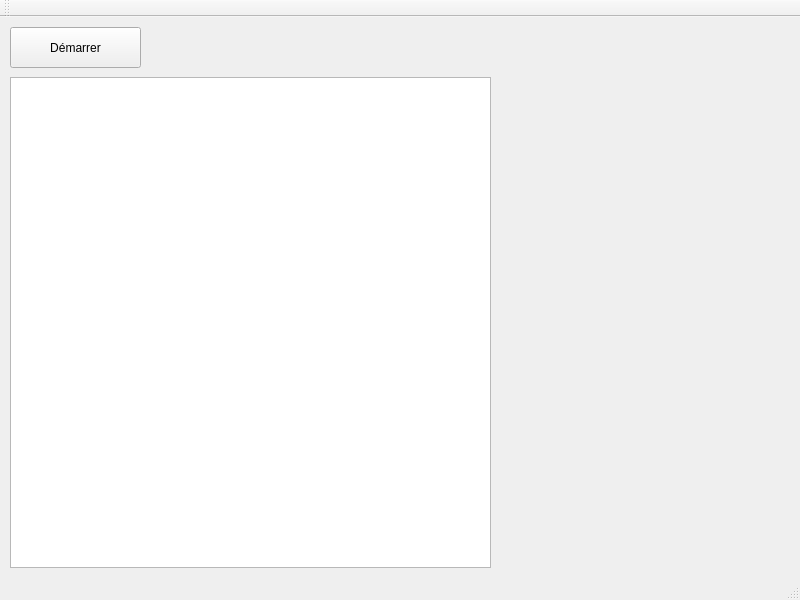
Above: chatplusserver.ui from emilie317/cll12-ChatPlusServer before the change. Below: the same form after it.
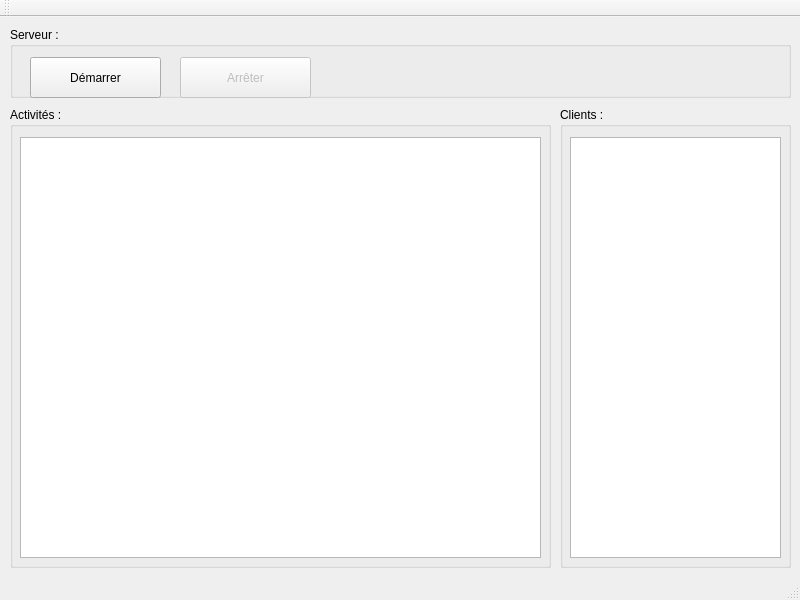
That is the form after the change.

Patch:
```diff
--- a/chatplusserver.ui
+++ b/chatplusserver.ui
@@ -14,28 +14,96 @@
    <string>ChatPlusServer</string>
   </property>
   <widget class="QWidget" name="centralWidget">
-   <widget class="QPushButton" name="btnDemarrer">
+   <widget class="QGroupBox" name="groupBox">
+    <property name="geometry">
+     <rect>
+      <x>560</x>
+      <y>90</y>
+      <width>231</width>
+      <height>461</height>
+     </rect>
+    </property>
+    <property name="title">
+     <string>Clients :</string>
+    </property>
+    <widget class="QListView" name="lsvClients">
+     <property name="geometry">
+      <rect>
+       <x>10</x>
+       <y>30</y>
+       <width>211</width>
+       <height>421</height>
+      </rect>
+     </property>
+    </widget>
+   </widget>
+   <widget class="QGroupBox" name="groupBox_2">
+    <property name="geometry">
+     <rect>
+      <x>10</x>
+      <y>90</y>
+      <width>541</width>
+      <height>461</height>
+     </rect>
+    </property>
+    <property name="title">
+     <string>Activités :</string>
+    </property>
+    <widget class="QTextEdit" name="txtActivites">
+     <property name="geometry">
+      <rect>
+       <x>10</x>
+       <y>30</y>
+       <width>521</width>
+       <height>421</height>
+      </rect>
+     </property>
+     <property name="readOnly">
+      <bool>true</bool>
+     </property>
+    </widget>
+   </widget>
+   <widget class="QGroupBox" name="groupBox_3">
     <property name="geometry">
      <rect>
       <x>10</x>
       <y>10</y>
-      <width>131</width>
-      <height>41</height>
+      <width>781</width>
+      <height>71</height>
      </rect>
     </property>
-    <property name="text">
-     <string>Démarrer</string>
+    <property name="title">
+     <string>Serveur :</string>
     </property>
-   </widget>
-   <widget class="QTextEdit" name="txtActivites">
-    <property name="geometry">
-     <rect>
-      <x>10</x>
-      <y>60</y>
-      <width>481</width>
-      <height>491</height>
-     </rect>
-    </property>
+    <widget class="QPushButton" name="btnDemarrer">
+     <property name="geometry">
+      <rect>
+       <x>20</x>
+       <y>30</y>
+       <width>131</width>
+       <height>41</height>
+      </rect>
+     </property>
+     <property name="text">
+      <string>Démarrer</string>
+     </property>
+    </widget>
+    <widget class="QPushButton" name="btnArreter">
+     <property name="enabled">
+      <bool>false</bool>
+     </property>
+     <property name="geometry">
+      <rect>
+       <x>170</x>
+       <y>30</y>
+       <width>131</width>
+       <height>41</height>
+      </rect>
+     </property>
+     <property name="text">
+      <string>Arrêter</string>
+     </property>
+    </widget>
    </widget>
   </widget>
   <widget class="QMenuBar" name="menuBar">
```
